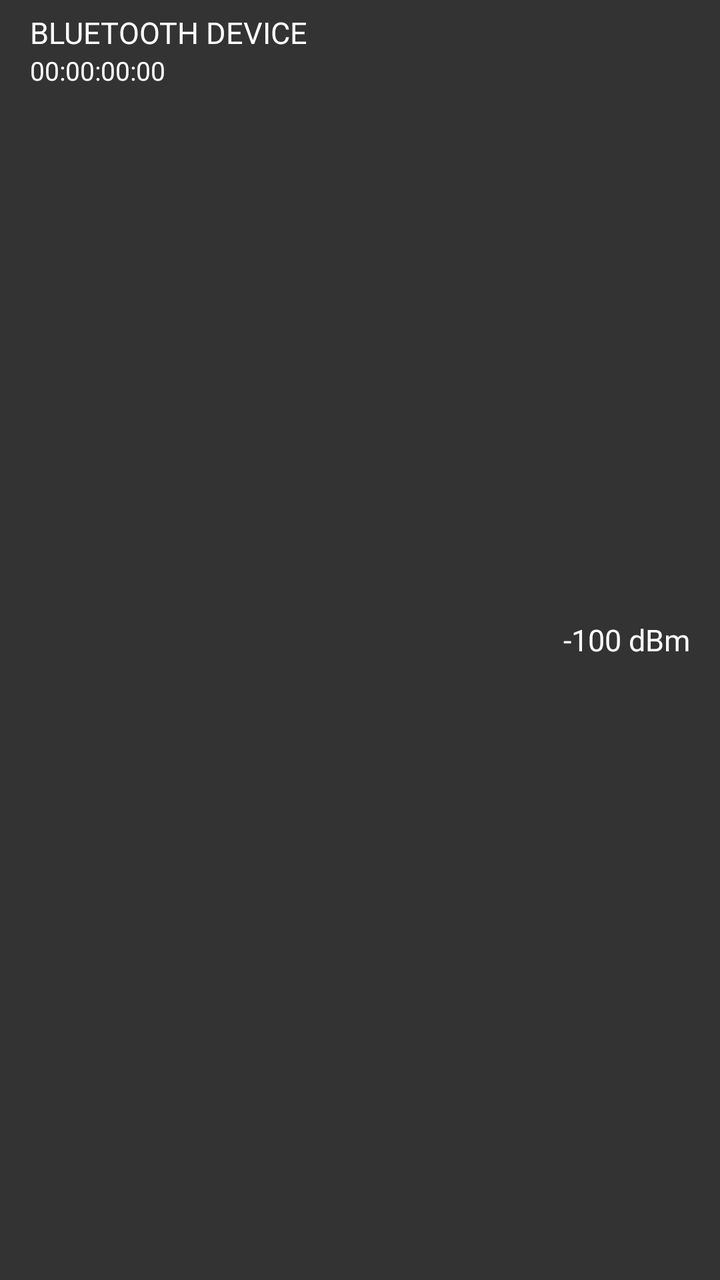
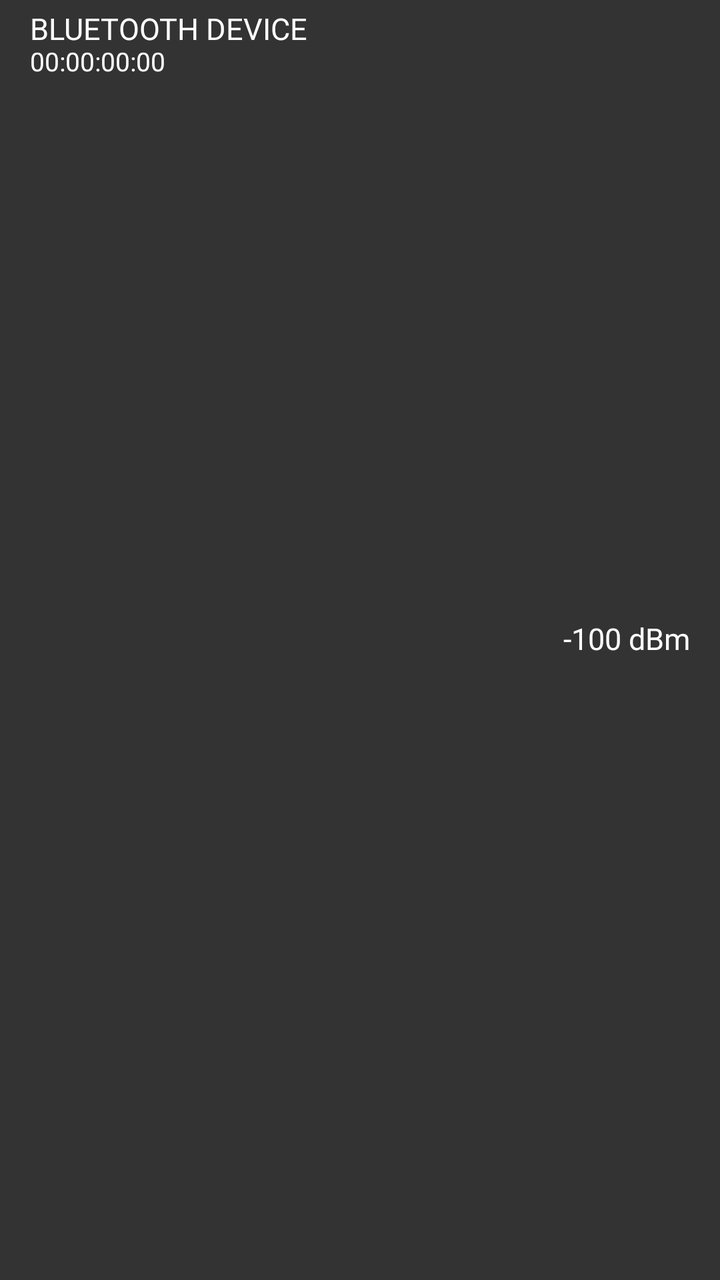

Two renders of the same Android screen: before a commit and after it. Below are the layout's source before the change and the commit's diff.
<!-- AndroidManifest.xml: application theme Theme.GoSense -->
<!-- res/layout/scan_device_item_single.xml -->
<RelativeLayout
    xmlns:android="http://schemas.android.com/apk/res/android"
    xmlns:tools="http://schemas.android.com/tools"
    xmlns:app="http://schemas.android.com/apk/res-auto"
    android:id="@+id/deviceframe"
    android:orientation="horizontal"
    android:layout_marginTop="1dp"
    android:layout_marginBottom="1dp"
    android:background="@drawable/selection_ripple"
    android:layout_width="match_parent"
    android:layout_height="50dp">

    <TextView
        android:id="@+id/devicename"
        android:layout_marginStart="15dp"
        android:layout_marginTop="6dp"
        android:textAlignment="center"
        android:text="BLUETOOTH DEVICE"
        android:textColor="@color/white"
        android:textSize="15sp"
        android:layout_width="wrap_content"
        android:layout_height="wrap_content" />

    <TextView
        android:id="@+id/deviceaddress"
        android:layout_below="@+id/devicename"
        android:layout_alignStart="@+id/devicename"
        android:textAlignment="center"
        android:text="00:00:00:00"
        android:textColor="@color/white"
        android:textSize="13sp"
        android:layout_width="wrap_content"
        android:layout_height="wrap_content" />

    <TextView
        android:id="@+id/devicerssi"
        android:layout_marginEnd="15dp"
        android:layout_alignParentEnd="true"
        android:layout_centerVertical="true"
        android:textAlignment="center"
        android:text="-100 dBm"
        android:textColor="@color/white"
        android:textSize="15sp"
        android:layout_width="wrap_content"
        android:layout_height="wrap_content" />

</RelativeLayout>
<!-- resources referenced by this layout -->
<resources>
  <color name="white">#FFFFFFFF</color>
  <!-- drawable selection_ripple (drawable) -->
  <?xml version="1.0" encoding="utf-8"?>
  <ripple xmlns:android="http://schemas.android.com/apk/res/android"
      android:color="@color/grey_light">
  
      <item
          android:id="@android:id/mask"
          android:drawable="@color/grey_light" />
  
      <item>
          <shape android:shape="rectangle">
              <solid android:color="@color/grey_dark" />
          </shape>
      </item>
  
  </ripple>
  <style name="Theme.GoSense" parent="Theme.MaterialComponents.DayNight.NoActionBar">
          
          
          <item name="colorOnPrimary">@color/white</item>
          <item name="colorPrimary">@color/red</item>
          <item name="colorPrimaryVariant">@color/red_7</item>
  
          
          
          <item name="colorOnSecondary">@color/black</item>
          <item name="colorSecondary">@color/red</item>
          <item name="colorSecondaryVariant">@color/red_7</item>
  
          
          
          <item name="android:statusBarColor">@android:color/transparent</item>
  
          
      </style>
  <color name="grey_light">#999</color>
  <color name="grey_dark">#333</color>
  <color name="red">#FF0000</color>
  <color name="red_7">#7F0000</color>
  <color name="black">#FF000000</color>
</resources>

<!-- the commit's change to res/layout/scan_device_item_single.xml (unified diff, before → after) -->
@@ -8,16 +8,20 @@
     android:layout_marginBottom="1dp"
     android:background="@drawable/selection_ripple"
     android:layout_width="match_parent"
-    android:layout_height="50dp">
+    android:layout_height="wrap_content"
+    android:minHeight="50dp"
+    android:paddingTop="4dp"
+    android:paddingBottom="4dp">
 
     <TextView
         android:id="@+id/devicename"
         android:layout_marginStart="15dp"
-        android:layout_marginTop="6dp"
+        android:layout_marginTop="2dp"
         android:textAlignment="center"
         android:text="BLUETOOTH DEVICE"
         android:textColor="@color/white"
         android:textSize="15sp"
+        android:includeFontPadding="false"
         android:layout_width="wrap_content"
         android:layout_height="wrap_content" />
 
@@ -29,6 +33,7 @@
         android:text="00:00:00:00"
         android:textColor="@color/white"
         android:textSize="13sp"
+        android:includeFontPadding="false"
         android:layout_width="wrap_content"
         android:layout_height="wrap_content" />
 
@@ -41,6 +46,7 @@
         android:text="-100 dBm"
         android:textColor="@color/white"
         android:textSize="15sp"
+        android:includeFontPadding="false"
         android:layout_width="wrap_content"
         android:layout_height="wrap_content" />
 
